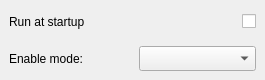
Before: the Qt Designer form src/QMS/qms.ui in Odizinne/QMS, drawn with Qt 5.
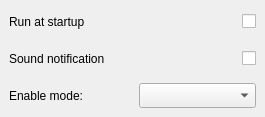
After: the same form once the commit is applied.

Commit message: added sound notification option (using windows built in media)

The edit to the form file:
```diff
--- a/src/QMS/qms.ui
+++ b/src/QMS/qms.ui
@@ -7,7 +7,7 @@
     <x>0</x>
     <y>0</y>
     <width>265</width>
-    <height>80</height>
+    <height>117</height>
    </rect>
   </property>
   <property name="minimumSize">
@@ -24,19 +24,6 @@
     <property name="spacing">
      <number>12</number>
     </property>
-    <item row="0" column="0">
-     <widget class="QLabel" name="label">
-      <property name="minimumSize">
-       <size>
-        <width>0</width>
-        <height>25</height>
-       </size>
-      </property>
-      <property name="text">
-       <string>Run at startup</string>
-      </property>
-     </widget>
-    </item>
     <item row="0" column="1">
      <widget class="QCheckBox" name="startupCheckBox">
       <property name="minimumSize">
@@ -53,7 +40,7 @@
       </property>
      </widget>
     </item>
-    <item row="1" column="0">
+    <item row="2" column="0">
      <widget class="QLabel" name="label_2">
       <property name="minimumSize">
        <size>
@@ -66,7 +53,20 @@
       </property>
      </widget>
     </item>
-    <item row="1" column="1">
+    <item row="0" column="0">
+     <widget class="QLabel" name="label">
+      <property name="minimumSize">
+       <size>
+        <width>0</width>
+        <height>25</height>
+       </size>
+      </property>
+      <property name="text">
+       <string>Run at startup</string>
+      </property>
+     </widget>
+    </item>
+    <item row="2" column="1">
      <widget class="QComboBox" name="modeComboBox">
       <property name="minimumSize">
        <size>
@@ -79,6 +79,29 @@
       </property>
      </widget>
     </item>
+    <item row="1" column="0">
+     <widget class="QLabel" name="label_3">
+      <property name="minimumSize">
+       <size>
+        <width>0</width>
+        <height>25</height>
+       </size>
+      </property>
+      <property name="text">
+       <string>Sound notification</string>
+      </property>
+     </widget>
+    </item>
+    <item row="1" column="1">
+     <widget class="QCheckBox" name="soundCheckBox">
+      <property name="layoutDirection">
+       <enum>Qt::LayoutDirection::RightToLeft</enum>
+      </property>
+      <property name="text">
+       <string/>
+      </property>
+     </widget>
+    </item>
    </layout>
   </widget>
  </widget>
```
The commit also changes 5 other files.
